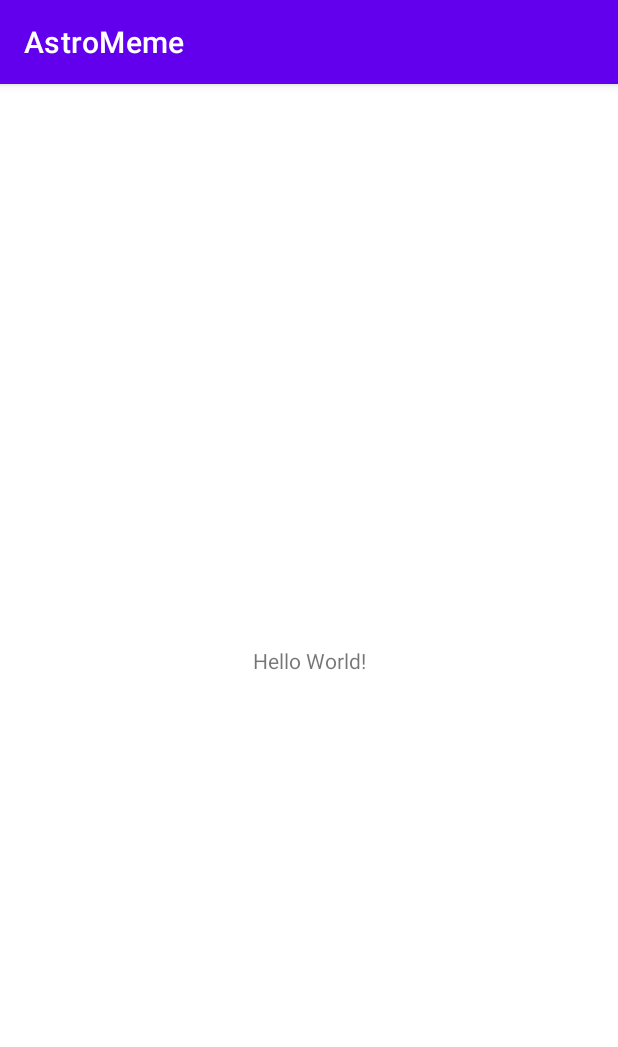
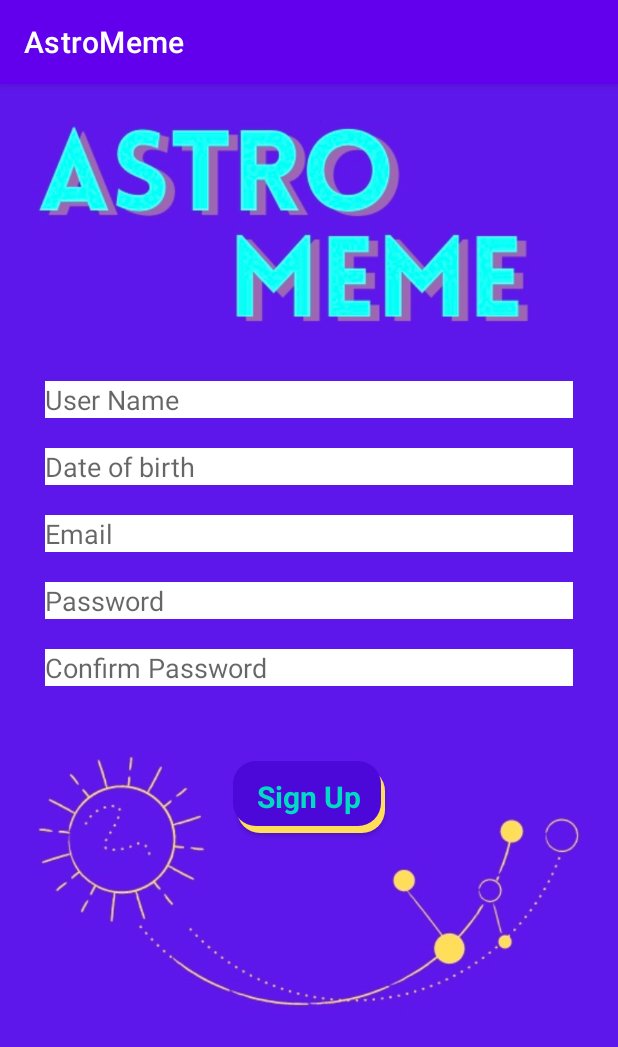
Before and after one commit to codepathnumber5/AstroMeme, an Android app: the screen it shows after launch (MainActivity), on a phone screen of 412 x 824 dp. Shown: the top 1047 px of the screen. Run offline under Robolectric (Android 15) with nearby library versions, the phone set to English and light mode, and no system bars.

Commit message:
login xml and sign up xml

```diff
--- a/app/src/main/java/com/example/astromeme/MainActivity.java
+++ b/app/src/main/java/com/example/astromeme/MainActivity.java
@@ -9,6 +9,6 @@ public class MainActivity extends AppCompatActivity {
     @Override
     protected void onCreate(Bundle savedInstanceState) {
         super.onCreate(savedInstanceState);
-        setContentView(R.layout.activity_main);
+        setContentView(R.layout.sign_up);
     }
 }
--- /dev/null
+++ b/app/src/main/res/drawable/custom_button.xml
@@ -0,0 +1,18 @@
+<?xml version="1.0" encoding="utf-8"?>
+
+<layer-list xmlns:android="http://schemas.android.com/apk/res/android">
+    <!-- Gray shadow. -->
+    <item android:left="3dp" android:top="5dp">
+        <shape>
+            <solid android:color="#ffde59" />
+            <corners android:radius="15dp" />
+        </shape>
+    </item>
+    <!-- White foreground. -->
+    <item android:bottom="5dp" android:right="3dp">
+        <shape>
+            <solid android:color="#4c07d9" />
+            <corners android:radius="15dp" />
+        </shape>
+    </item>
+</layer-list>
--- /dev/null
+++ b/app/src/main/res/layout/name_item.xml
@@ -0,0 +1,6 @@
+<?xml version="1.0" encoding="utf-8"?>
+<androidx.constraintlayout.widget.ConstraintLayout
+    xmlns:android="http://schemas.android.com/apk/res/android" android:layout_width="match_parent"
+    android:layout_height="match_parent">
+
+</androidx.constraintlayout.widget.ConstraintLayout>
--- /dev/null
+++ b/app/src/main/res/layout/sign_up.xml
@@ -0,0 +1,101 @@
+<?xml version="1.0" encoding="utf-8"?>
+<RelativeLayout
+    xmlns:android="http://schemas.android.com/apk/res/android"
+    xmlns:app="http://schemas.android.com/apk/res-auto"
+    xmlns:tools="http://schemas.android.com/tools"
+    android:layout_width="match_parent"
+    android:layout_height="match_parent"
+    android:paddingTop="0dp"
+    android:paddingRight="20dp"
+    android:paddingLeft="20dp"
+    android:background="#5e17eb"
+    tools:ignore="ExtraText">
+
+    <ImageView
+        android:id="@+id/logo"
+        android:layout_width="wrap_content"
+        android:layout_height="wrap_content"
+        android:layout_centerHorizontal="true"
+        android:src="@drawable/logo" />
+
+    <EditText
+        android:background="@color/white"
+        android:layout_width="wrap_content"
+        android:layout_height="wrap_content"
+        android:id="@+id/userId"
+        android:hint="User Name"
+        android:layout_margin="10dp"
+        android:layout_below="@id/logo"
+        android:layout_alignParentLeft = "true"
+        android:layout_alignParentRight = "true"
+        android:inputType="text" />
+
+    <EditText
+        android:background="@color/white"
+        android:layout_width="wrap_content"
+        android:layout_height="wrap_content"
+        android:id="@+id/dateBirth"
+        android:hint="Date of birth"
+        android:layout_margin="10dp"
+        android:layout_below="@id/userId"
+        android:layout_alignParentLeft = "true"
+        android:layout_alignParentRight = "true"
+        android:inputType="date" />
+
+    <EditText
+        android:background="@color/white"
+        android:layout_width="wrap_content"
+        android:layout_height="wrap_content"
+        android:id="@+id/email"
+        android:hint="Email"
+        android:layout_margin="10dp"
+        android:layout_below="@id/dateBirth"
+        android:layout_alignParentLeft = "true"
+        android:layout_alignParentRight = "true"
+        android:inputType="textEmailAddress" />
+
+
+    <EditText
+        android:background="@color/white"
+        android:layout_width="wrap_content"
+        android:layout_height="wrap_content"
+        android:id="@+id/pswd"
+        android:inputType="textPassword"
+        android:layout_margin="10dp"
+        android:layout_below="@id/email"
+        android:layout_alignParentLeft="true"
+        android:layout_alignParentRight = "true"
+        android:hint="Password"
+        />
+
+    <EditText
+        android:background="@color/white"
+        android:layout_width="wrap_content"
+        android:layout_height="wrap_content"
+        android:id="@+id/confPswd"
+        android:inputType="textPassword"
+        android:layout_margin="10dp"
+        android:layout_below="@id/pswd"
+        android:layout_alignParentLeft="true"
+        android:layout_alignParentRight = "true"
+        android:hint="Confirm Password"
+        />
+
+    <ImageView
+        android:layout_width="wrap_content"
+        android:layout_height="wrap_content"
+        android:id="@+id/stars"
+        android:src="@drawable/stars"
+        android:layout_below="@id/confPswd" />
+    <Button
+        style="@style/customButton"
+        android:id="@+id/signUpBtn"
+        android:layout_width="wrap_content"
+        android:layout_height="wrap_content"
+        android:layout_below="@id/confPswd"
+        android:layout_margin="40dp"
+        android:layout_centerHorizontal="true"
+        app:backgroundTint="@null"
+        android:text="Sign Up" />
+
+</RelativeLayout>
--- /dev/null
+++ b/app/src/main/res/values/styles.xml
@@ -0,0 +1,11 @@
+<?xml version="1.0" encoding="utf-8"?>
+<resources>
+    <style name="customButton" parent="@android:style/Widget.Button">
+        <item name="android:textColor">@color/teal_200</item>
+        <item name="android:background">@drawable/custom_button</item>
+        <item name="android:textSize">20sp</item>
+        <item name="android:textStyle">bold</item>
+        <item name="android:focusable">true</item>
+        <item name="android:clickable">true</item>
+    </style>
+</resources>
--- a/build.gradle
+++ b/build.gradle
@@ -5,7 +5,7 @@ buildscript {
         jcenter()
     }
     dependencies {
-        classpath "com.android.tools.build:gradle:4.1.1"
+        classpath 'com.android.tools.build:gradle:4.1.2'
 
         // NOTE: Do not place your application dependencies here; they belong
         // in the individual module build.gradle files
```
Also changed, not shown: app/src/main/res/layout/friend_list.xml (added, +19 -0 lines), app/src/main/res/layout/login.xml (added, +74 -0 lines), app/src/main/res/drawable/logo.jpg (added), app/src/main/res/drawable/stars.jpg (added).
